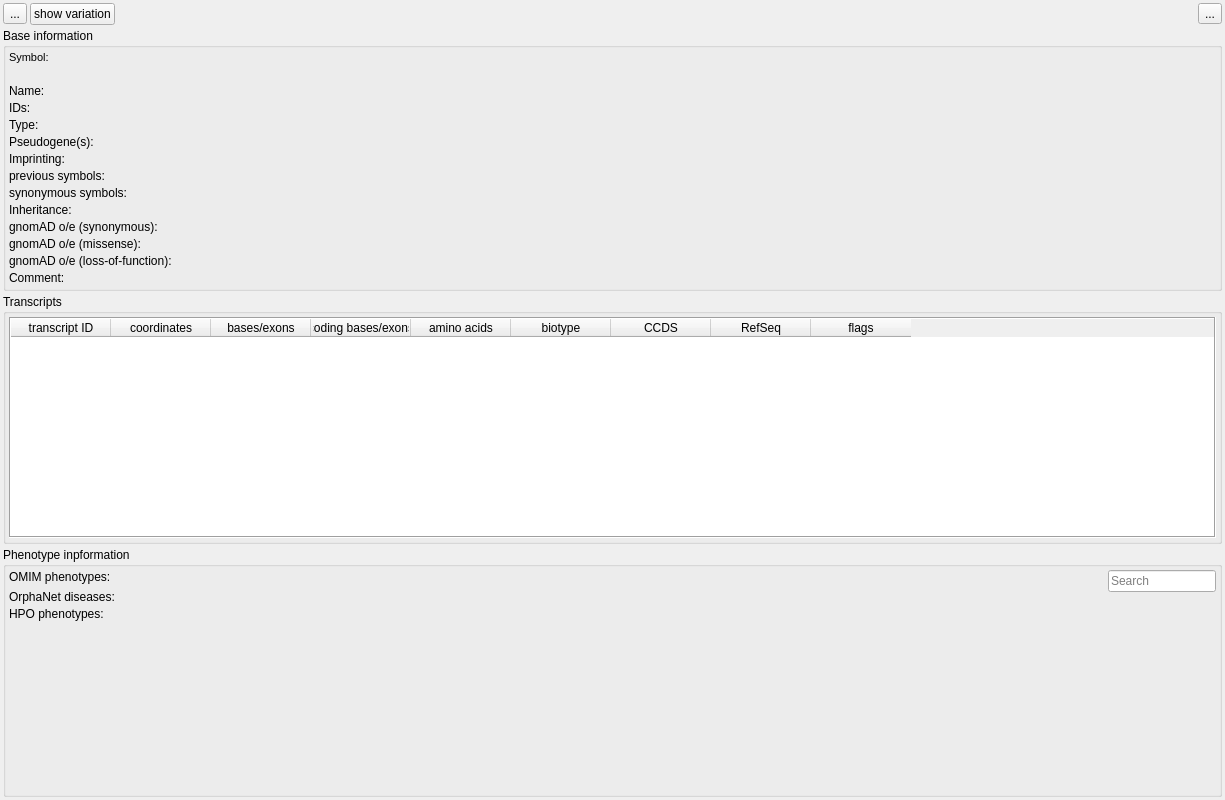
imgag/ngs-bits, file src/GSvar/GeneWidget.ui: the form before one commit.
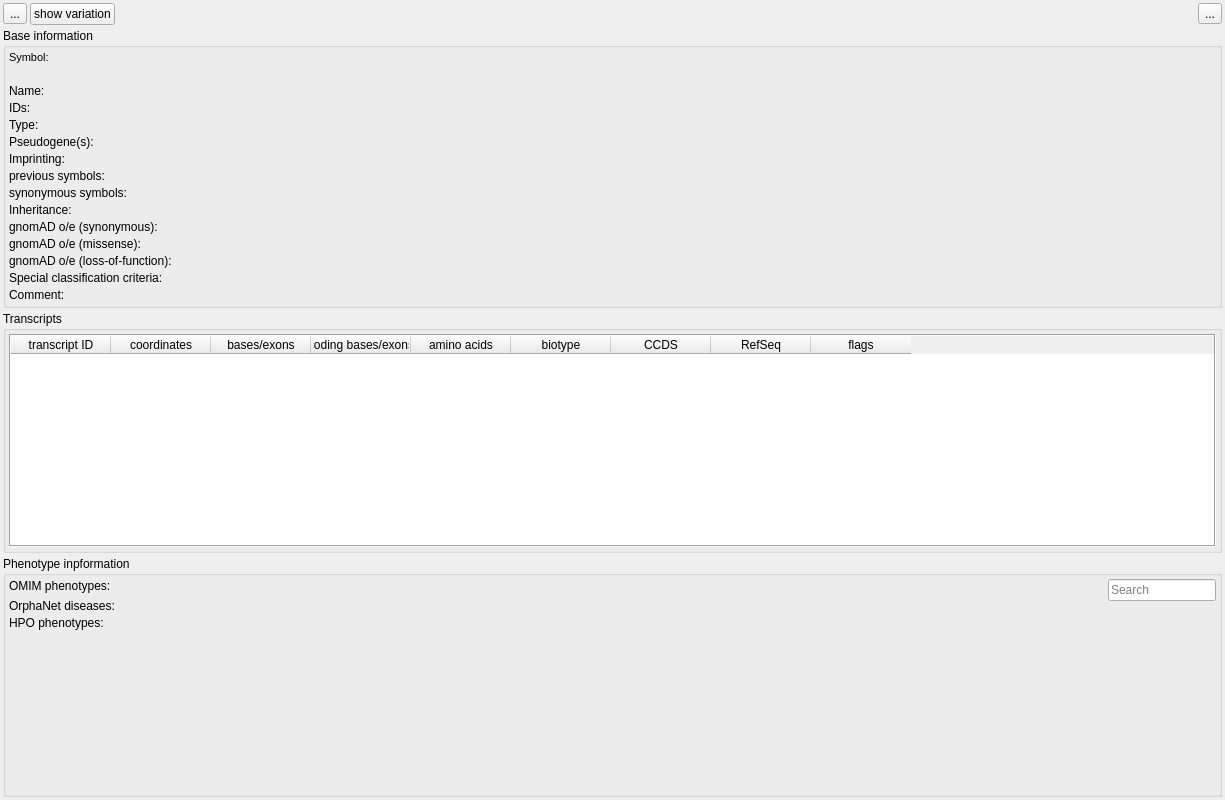
The form after the commit. Icons and pictures are not drawn.

Commit message: GSvar: added info about gene-specific variant classification criteria (CSpec) to gene tab.

What changed in the file:
```diff
--- a/src/GSvar/GeneWidget.ui
+++ b/src/GSvar/GeneWidget.ui
@@ -460,7 +460,7 @@
         </property>
        </widget>
       </item>
-      <item row="14" column="0">
+      <item row="15" column="0">
        <widget class="QLabel" name="label_5">
         <property name="text">
          <string>Comment:</string>
@@ -470,7 +470,7 @@
         </property>
        </widget>
       </item>
-      <item row="14" column="1">
+      <item row="15" column="1">
        <widget class="QLabel" name="comments">
         <property name="sizePolicy">
          <sizepolicy hsizetype="Expanding" vsizetype="Preferred">
@@ -501,7 +501,24 @@
          <bool>true</bool>
         </property>
         <property name="textInteractionFlags">
-         <set>Qt::LinksAccessibleByMouse|Qt::TextSelectableByMouse</set>
+         <set>Qt::TextInteractionFlag::LinksAccessibleByMouse|Qt::TextInteractionFlag::TextSelectableByMouse</set>
+        </property>
+       </widget>
+      </item>
+      <item row="14" column="0">
+       <widget class="QLabel" name="label_15">
+        <property name="text">
+         <string>Special classification criteria:</string>
+        </property>
+       </widget>
+      </item>
+      <item row="14" column="1">
+       <widget class="QLabel" name="cspec">
+        <property name="text">
+         <string/>
+        </property>
+        <property name="openExternalLinks">
+         <bool>true</bool>
         </property>
        </widget>
       </item>
@@ -607,7 +624,7 @@
      <property name="flat">
       <bool>true</bool>
      </property>
-     <layout class="QGridLayout" name="gridLayout" columnstretch="0,0,1,0,0">
+     <layout class="QGridLayout" name="gridLayout" columnstretch="0,0,1,0">
       <property name="leftMargin">
        <number>3</number>
       </property>
```
Left out of the diff: 74 changed lines with no effect on the pictures. The commit also changes 2 other files.
